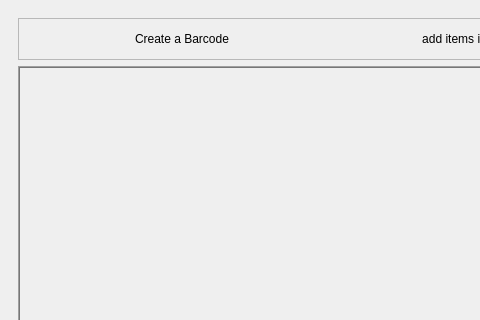
felicemithika/sims, file ui_files/main_window.ui: the form before one commit; both pictures show x 0 to 480 and y 0 to 320 of the 1304 by 589 pixel window.
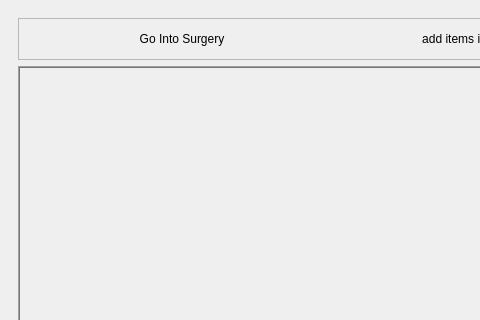
The form after the commit.

Diff of the .ui file:
```diff
--- a/ui_files/main_window.ui
+++ b/ui_files/main_window.ui
@@ -40,7 +40,7 @@
           <item row="0" column="0">
            <widget class="QPushButton" name="create_a_barcode_pushButton">
             <property name="text">
-             <string>Create a Barcode</string>
+             <string>Go Into Surgery</string>
             </property>
             <property name="flat">
              <bool>true</bool>
```
Left out of the diff: 20 changed lines with no effect on the pictures.
